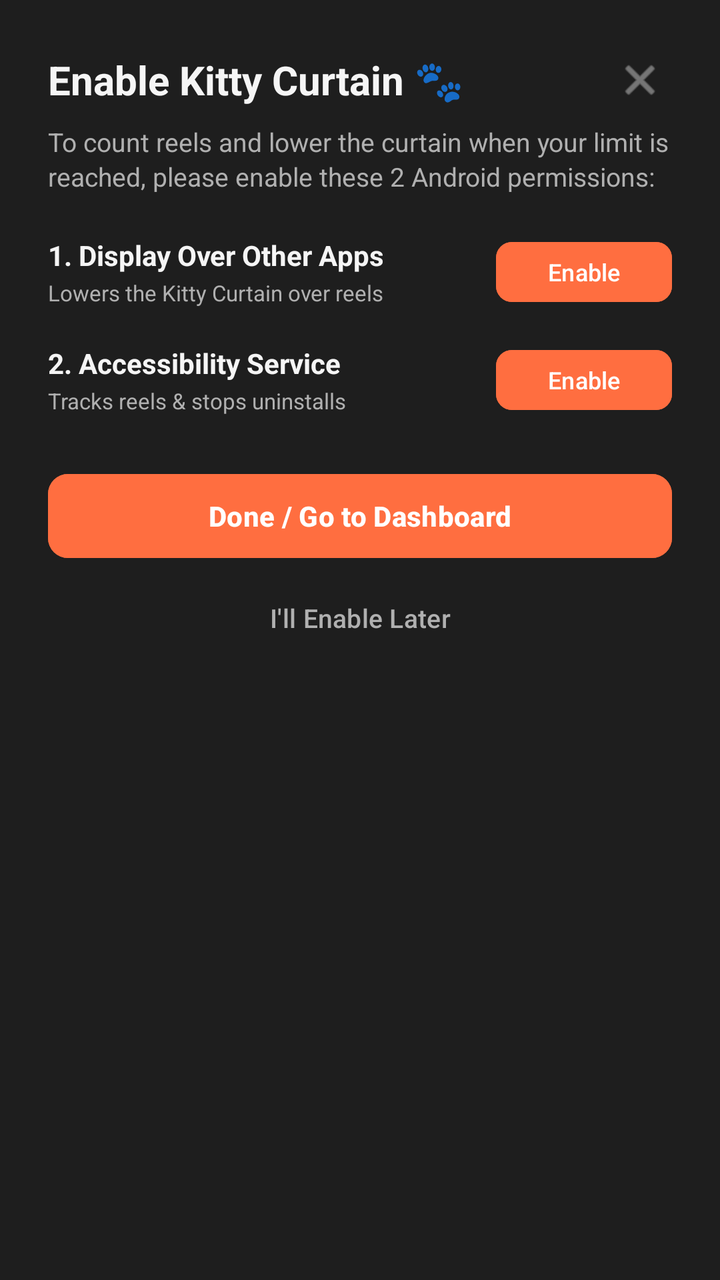
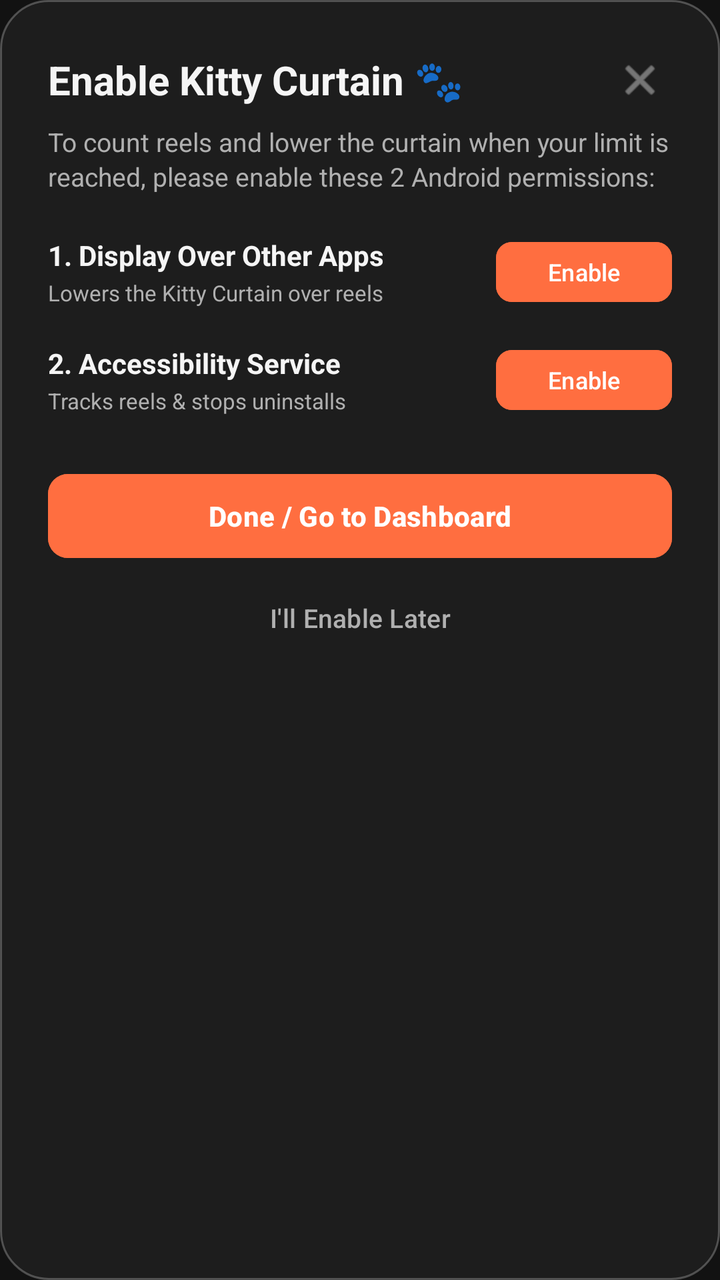

Screens rendered from an Android XML layout before and after an edit, with the pre-edit source and the edit as a unified diff.
<!-- AndroidManifest.xml: application theme Theme.AntiScrollerKitty -->
<!-- res/layout/dialog_permission_setup.xml -->
<?xml version="1.0" encoding="utf-8"?>
<ScrollView xmlns:android="http://schemas.android.com/apk/res/android"
    xmlns:app="http://schemas.android.com/apk/res-auto"
    android:layout_width="match_parent"
    android:layout_height="wrap_content"
    android:fillViewport="true">

    <LinearLayout
        android:layout_width="match_parent"
        android:layout_height="wrap_content"
        android:orientation="vertical"
        android:padding="24dp"
        android:background="@color/surface">

        <LinearLayout
            android:layout_width="match_parent"
            android:layout_height="wrap_content"
            android:gravity="center_vertical"
            android:orientation="horizontal">

            <TextView
                android:layout_width="0dp"
                android:layout_height="wrap_content"
                android:layout_weight="1"
                android:text="Enable Kitty Curtain 🐾"
                android:textColor="@color/text_primary"
                android:textSize="20sp"
                android:textStyle="bold" />

            <ImageView
                android:id="@+id/btnClosePermDialog"
                android:layout_width="32dp"
                android:layout_height="32dp"
                android:padding="4dp"
                android:background="?attr/selectableItemBackgroundBorderless"
                android:contentDescription="Close"
                android:src="@android:drawable/ic_menu_close_clear_cancel"
                app:tint="@color/text_secondary" />
        </LinearLayout>

        <TextView
            android:layout_width="wrap_content"
            android:layout_height="wrap_content"
            android:layout_marginTop="6dp"
            android:text="To count reels and lower the curtain when your limit is reached, please enable these 2 Android permissions:"
            android:textColor="@color/text_secondary"
            android:textSize="13sp"
            android:lineSpacingExtra="2dp" />

        
        <LinearLayout
            android:layout_width="match_parent"
            android:layout_height="wrap_content"
            android:layout_marginTop="20dp"
            android:gravity="center_vertical"
            android:orientation="horizontal">

            <LinearLayout
                android:layout_width="0dp"
                android:layout_height="wrap_content"
                android:layout_weight="1"
                android:orientation="vertical">

                <TextView
                    android:layout_width="wrap_content"
                    android:layout_height="wrap_content"
                    android:text="1. Display Over Other Apps"
                    android:textColor="@color/text_primary"
                    android:textSize="14sp"
                    android:textStyle="bold" />

                <TextView
                    android:layout_width="wrap_content"
                    android:layout_height="wrap_content"
                    android:layout_marginTop="2dp"
                    android:text="Lowers the Kitty Curtain over reels"
                    android:textColor="@color/text_secondary"
                    android:textSize="11sp" />
            </LinearLayout>

            <com.google.android.material.button.MaterialButton
                android:id="@+id/btnSetupOverlay"
                android:layout_width="wrap_content"
                android:layout_height="38dp"
                android:text="Enable"
                android:textSize="12sp"
                android:backgroundTint="@color/primary"
                android:textColor="@color/on_primary"
                app:cornerRadius="8dp" />
        </LinearLayout>

        
        <LinearLayout
            android:layout_width="match_parent"
            android:layout_height="wrap_content"
            android:layout_marginTop="16dp"
            android:gravity="center_vertical"
            android:orientation="horizontal">

            <LinearLayout
                android:layout_width="0dp"
                android:layout_height="wrap_content"
                android:layout_weight="1"
                android:orientation="vertical">

                <TextView
                    android:layout_width="wrap_content"
                    android:layout_height="wrap_content"
                    android:text="2. Accessibility Service"
                    android:textColor="@color/text_primary"
                    android:textSize="14sp"
                    android:textStyle="bold" />

                <TextView
                    android:layout_width="wrap_content"
                    android:layout_height="wrap_content"
                    android:layout_marginTop="2dp"
                    android:text="Tracks reels &amp; stops uninstalls"
                    android:textColor="@color/text_secondary"
                    android:textSize="11sp" />
            </LinearLayout>

            <com.google.android.material.button.MaterialButton
                android:id="@+id/btnSetupAccessibility"
                android:layout_width="wrap_content"
                android:layout_height="38dp"
                android:text="Enable"
                android:textSize="12sp"
                android:backgroundTint="@color/primary"
                android:textColor="@color/on_primary"
                app:cornerRadius="8dp" />
        </LinearLayout>

        
        <com.google.android.material.button.MaterialButton
            android:id="@+id/btnDonePermissions"
            android:layout_width="match_parent"
            android:layout_height="50dp"
            android:layout_marginTop="24dp"
            android:text="Done / Go to Dashboard"
            android:backgroundTint="@color/primary"
            android:textColor="@color/on_primary"
            android:textSize="14sp"
            android:textStyle="bold"
            app:cornerRadius="10dp" />

        <com.google.android.material.button.MaterialButton
            android:id="@+id/btnSkipPermissions"
            android:layout_width="match_parent"
            android:layout_height="40dp"
            android:layout_marginTop="6dp"
            android:text="I'll Enable Later"
            style="@style/Widget.Material3.Button.TextButton"
            android:textColor="@color/text_secondary"
            android:textSize="13sp" />

    </LinearLayout>
</ScrollView>
<!-- resources referenced by this layout -->
<resources>
  <color name="on_primary">#FFFFFF</color>
  <color name="primary">#FF6E40</color>
  <color name="surface">#1E1E1E</color>
  <color name="text_primary">#F5F5F5</color>
  <color name="text_secondary">#B0B0B0</color>
  <style name="Theme.AntiScrollerKitty" parent="Theme.Material3.Dark.NoActionBar">
          <item name="colorPrimary">@color/primary</item>
          <item name="colorOnPrimary">@color/on_primary</item>
          <item name="colorSecondary">@color/secondary</item>
          <item name="colorOnSecondary">@color/on_secondary</item>
          <item name="android:statusBarColor">@color/background</item>
          <item name="android:navigationBarColor">@color/background</item>
          <item name="android:windowBackground">@color/background</item>
      </style>
  <color name="secondary">#26A69A</color>
  <color name="on_secondary">#FFFFFF</color>
  <color name="background">#121212</color>
</resources>

<!-- the commit's change to res/layout/dialog_permission_setup.xml (unified diff, before → after) -->
@@ -10,7 +10,7 @@
         android:layout_height="wrap_content"
         android:orientation="vertical"
         android:padding="24dp"
-        android:background="@color/surface">
+        android:background="@drawable/bg_dialog_glass">
 
         <LinearLayout
             android:layout_width="match_parent"
<!-- resource entries referenced after the edit -->
@@ -2,9 +2,18 @@
 <resources>
   <color name="on_primary">#FFFFFF</color>
   <color name="primary">#FF6E40</color>
-  <color name="surface">#1E1E1E</color>
   <color name="text_primary">#F5F5F5</color>
   <color name="text_secondary">#B0B0B0</color>
+  <!-- drawable bg_dialog_glass (drawable) -->
+  <?xml version="1.0" encoding="utf-8"?>
+  <shape xmlns:android="http://schemas.android.com/apk/res/android"
+      android:shape="rectangle">
+      <corners android:radius="24dp" />
+      <solid android:color="#F21E1E1E" />
+      <stroke
+          android:width="1dp"
+          android:color="#40FFFFFF" />
+  </shape>
   <style name="Theme.AntiScrollerKitty" parent="Theme.Material3.Dark.NoActionBar">
           <item name="colorPrimary">@color/primary</item>
           <item name="colorOnPrimary">@color/on_primary</item>
